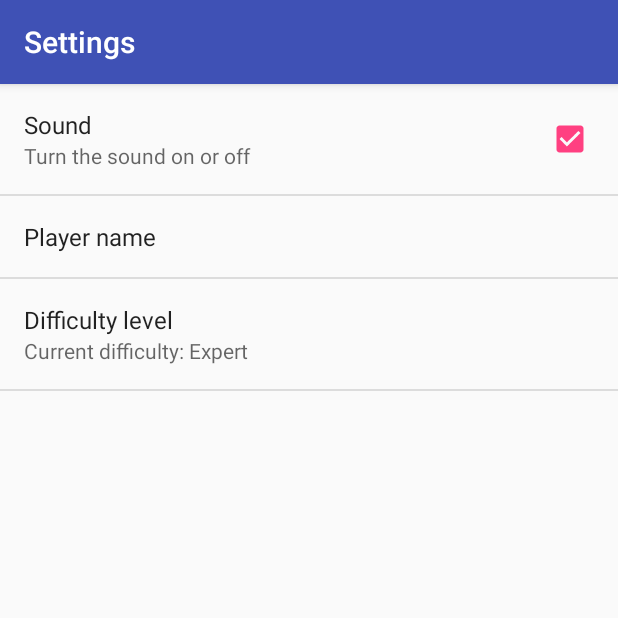
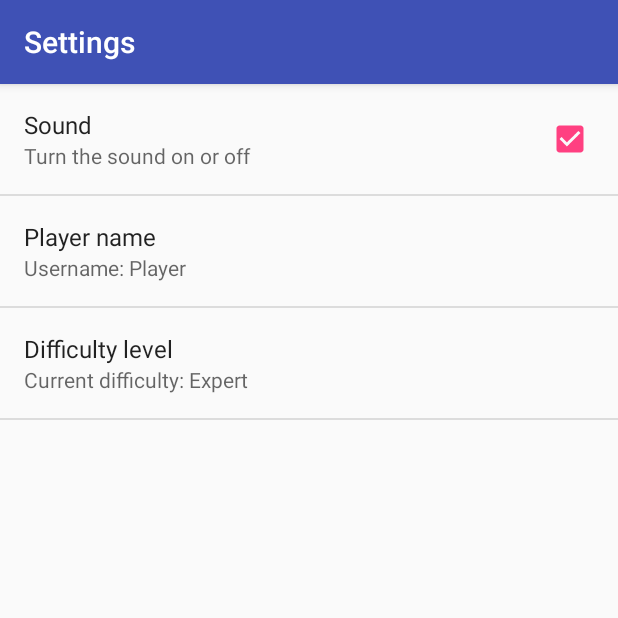
Before and after one commit to gordineerandrew/FatSlayerRPG, an Android app: the screen it shows after launch (SettingsActivity), in the options menu, after a tap on "Settings", on a phone screen of 412 x 824 dp, the top half of it. Run offline under Robolectric (Android 15) with nearby library versions, the phone set to English and light mode, and no system bars; 1 statement that could not run was skipped.

Commit message:
name fixed. TODO: fix music

```diff
--- a/app/src/main/java/fatslayers/fatslayerrpg/MainActivity.java
+++ b/app/src/main/java/fatslayers/fatslayerrpg/MainActivity.java
@@ -69,6 +69,7 @@ public class MainActivity extends AppCompatActivity {
     private ViewPager mViewPager;
 
     private boolean mIsBound = false;
+    private String username;
     private MusicService mServ;
     private ServiceConnection Scon =new ServiceConnection(){
 
@@ -164,6 +165,7 @@ public class MainActivity extends AppCompatActivity {
 
         restoreData();
         levelText.setText(String.valueOf(level));
+        nameText.setText(username);
 
 
 //        quest.setProgress(numSteps);
@@ -205,6 +207,7 @@ public class MainActivity extends AppCompatActivity {
         }
         editor.putInt("expBar", expBar.getProgress());
         editor.putInt("level", level);
+        editor.putString("username", username);
         stopService(music);
         doUnbindService();
         editor.apply();
@@ -234,15 +237,18 @@ public class MainActivity extends AppCompatActivity {
         SharedPreferences sharedPref = getPreferences (MODE_PRIVATE);
         mSoundOn = sharedPref.getBoolean ("sound", true);
         expBar.setProgress(sharedPref.getInt("expBar", 0));
-        Log.d(TAG, String.valueOf(sharedPref.getInt("numSteps", 0)));
         numSteps = sharedPref.getInt("numSteps", 0);
         level = sharedPref.getInt("level", 1);
+        username = sharedPref.getString("username", "Player");
 
     }
 
     @Override
     protected void onActivityResult(int requestCode, int resultCode, Intent data) {
+        username=data.getStringExtra("name");
+        nameText.setText(username);
         if (requestCode == SETTINGS_REQUEST) {
+
             SharedPreferences sharedPref = getPreferences(MODE_PRIVATE);
             // Apply potentially new settings
             mSoundOn = sharedPref.getBoolean("sound", true);
--- a/app/src/main/java/fatslayers/fatslayerrpg/SettingsActivity.java
+++ b/app/src/main/java/fatslayers/fatslayerrpg/SettingsActivity.java
@@ -1,16 +1,22 @@
 package fatslayers.fatslayerrpg;
 
+import android.content.Intent;
 import android.content.SharedPreferences;
 import android.os.Bundle;
 import android.preference.Preference;
 import android.preference.PreferenceFragment;
 import android.support.v7.app.AppCompatActivity;
 
+import static android.R.id.message;
+
 /**
  * Created by drako on 7/24/2017.
  */
 
 public class SettingsActivity extends AppCompatActivity {
+
+    private static String name;
+
     @Override
     protected void onCreate(Bundle savedInstanceState) {
         super.onCreate(savedInstanceState);
@@ -18,6 +24,14 @@ public class SettingsActivity extends AppCompatActivity {
         getFragmentManager().beginTransaction()
                 .replace(android.R.id.content, new SettingsFragment())
                 .commit();
+    }
+
+    @Override
+    public void onBackPressed(){
+        Intent intent = new Intent();
+        intent.putExtra("name",name);
+        setResult(RESULT_OK, intent);
+        super.onBackPressed();
     }
 
     public static class SettingsFragment extends PreferenceFragment {
@@ -32,7 +46,9 @@ public class SettingsActivity extends AppCompatActivity {
             addPreferencesFromResource(R.xml.preferences);
             // handle difficulty summary and listener
             updateDifficultyLevelSummary();
+            updateUsernameSummary();
             setDifficultyListener();
+            setUserID();
 //            setVictoryListener();
             // handle victory message summary and listener
         }
@@ -53,23 +69,28 @@ public class SettingsActivity extends AppCompatActivity {
                         }
                     });
         }
-//        private void setVictoryListener() {
-//            final Preference victoryMessagePref = findPreference("victory_message");
-//            victoryMessagePref.setOnPreferenceChangeListener(
-//                    new Preference.OnPreferenceChangeListener() {
-//                        @Override
-//                        public boolean onPreferenceChange(Preference preference, Object newValue) {
-//                            // update the summary with the new difficulty
-//                            String difficultySummary = "Current message: " + newValue;
-//                            victoryMessagePref.setSummary(difficultySummary);
-//                            // Since we are handling the pref, we must save it
-//                            SharedPreferences.Editor ed = sharedPrefs.edit();
-//                            ed.putString("victory_message", newValue.toString());
-//                            ed.apply();
-//                            return true;
-//                        }
-//                    });
-//        }
+
+
+
+        private void setUserID() {
+            final Preference usernamePref = findPreference("user_id");
+            usernamePref.setOnPreferenceChangeListener(
+                    new Preference.OnPreferenceChangeListener() {
+                        @Override
+                        public boolean onPreferenceChange(Preference preference, Object newValue) {
+                            // update the summary with the new difficulty
+                            String difficultySummary = "Username: " + newValue;
+                            usernamePref.setSummary(difficultySummary);
+                            // Since we are handling the pref, we must save it
+                            SharedPreferences.Editor ed = sharedPrefs.edit();
+                            name = newValue.toString();
+                            ed.putString("user_id", newValue.toString());
+                            ed.apply();
+                            return true;
+                        }
+                    });
+        }
+
         private void updateDifficultyLevelSummary() {
             String difficultySummary = "Current difficulty: " +
                     sharedPrefs.getString("difficulty_level",
@@ -77,5 +98,13 @@ public class SettingsActivity extends AppCompatActivity {
             Preference difficultyLevelPref = findPreference("difficulty_level");
             difficultyLevelPref.setSummary(difficultySummary);
         }
+
+        private void updateUsernameSummary() {
+            String usernameSummary = "Username: " +
+                    sharedPrefs.getString("user_id",
+                            getString(R.string.userid));
+            Preference usernamePref = findPreference("user_id");
+            usernamePref.setSummary(usernameSummary);
+        }
     }
 }
```
